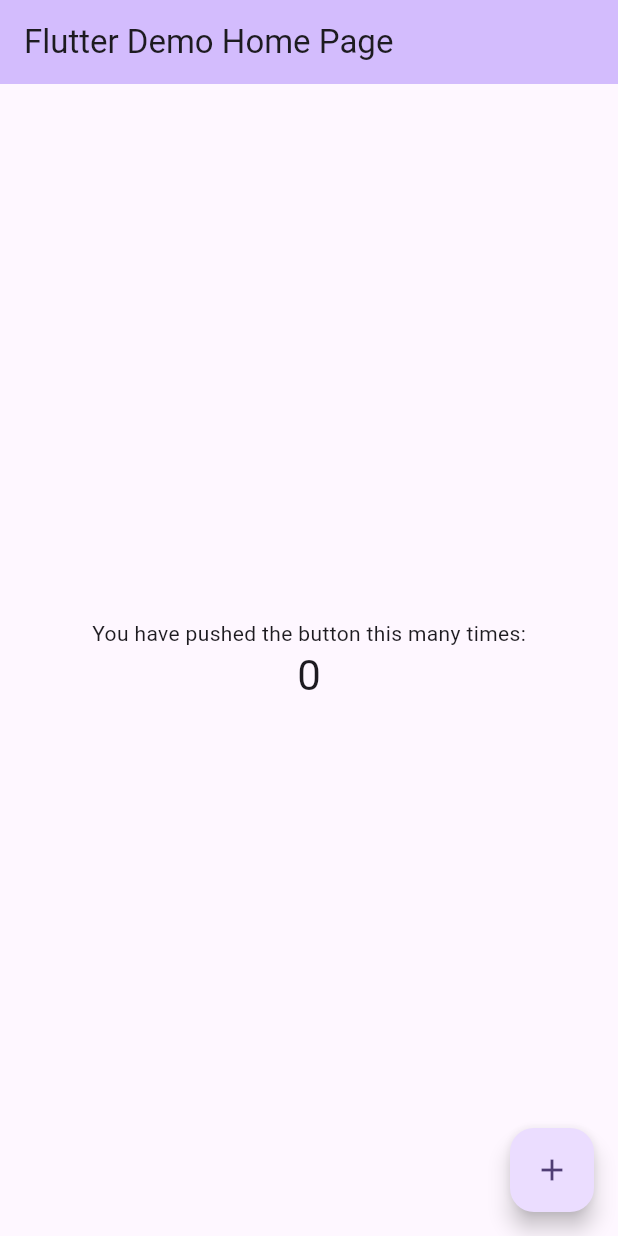
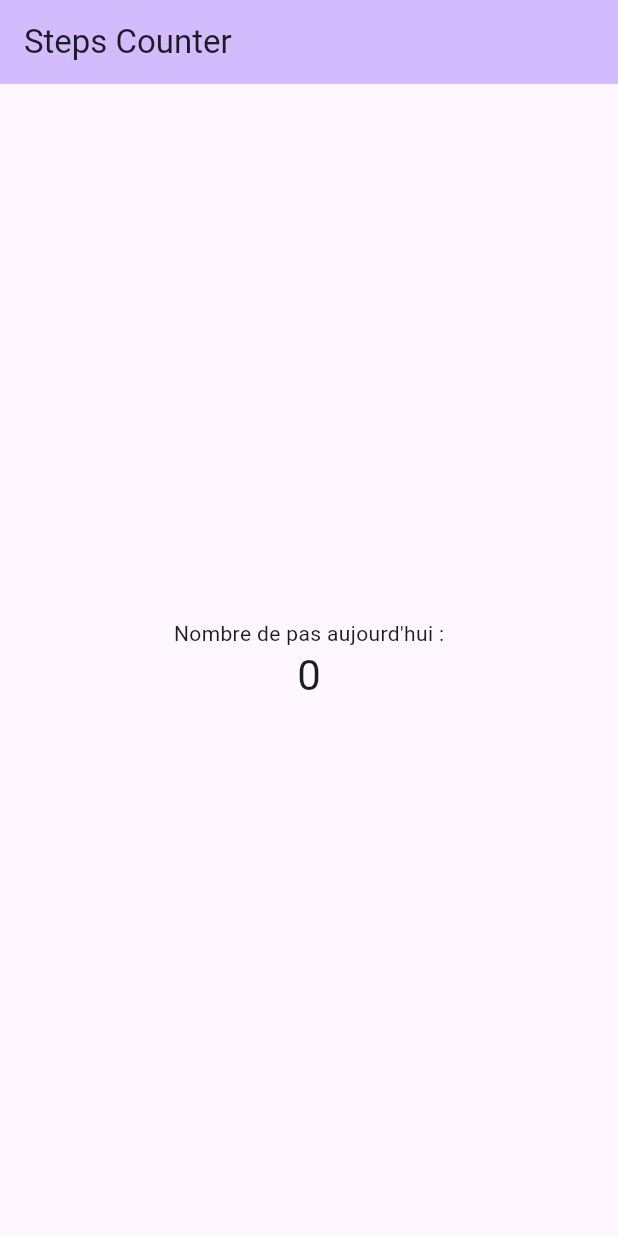
Before and after one commit to ferum-pdg/mobile-app, a Flutter app: the screen it shows after launch, on a phone screen of 412 x 824 dp. Run offline on Flutter 3.47's test engine with Material 3 defaults, Android fonts, the phone set to English and light mode, and no system bars; missing offline and left inert: health.

Commit message:
get today steps working

```diff
--- a/lib/main.dart
+++ b/lib/main.dart
@@ -1,4 +1,5 @@
 import 'package:flutter/material.dart';
+import 'package:health/health.dart';
 
 void main() {
   runApp(const MyApp());
@@ -7,46 +8,20 @@ void main() {
 class MyApp extends StatelessWidget {
   const MyApp({super.key});
 
-  // This widget is the root of your application.
   @override
   Widget build(BuildContext context) {
     return MaterialApp(
-      title: 'Flutter Demo',
+      title: 'Steps Demo',
       theme: ThemeData(
-        // This is the theme of your application.
-        //
-        // TRY THIS: Try running your application with "flutter run". You'll see
-        // the application has a purple toolbar. Then, without quitting the app,
-        // try changing the seedColor in the colorScheme below to Colors.green
-        // and then invoke "hot reload" (save your changes or press the "hot
-        // reload" button in a Flutter-supported IDE, or press "r" if you used
-        // the command line to start the app).
-        //
-        // Notice that the counter didn't reset back to zero; the application
-        // state is not lost during the reload. To reset the state, use hot
-        // restart instead.
-        //
-        // This works for code too, not just values: Most code changes can be
-        // tested with just a hot reload.
         colorScheme: ColorScheme.fromSeed(seedColor: Colors.deepPurple),
       ),
-      home: const MyHomePage(title: 'Flutter Demo Home Page'),
+      home: const MyHomePage(title: 'Steps Counter'),
     );
   }
 }
 
 class MyHomePage extends StatefulWidget {
   const MyHomePage({super.key, required this.title});
-
-  // This widget is the home page of your application. It is stateful, meaning
-  // that it has a State object (defined below) that contains fields that affect
-  // how it looks.
-
-  // This class is the configuration for the state. It holds the values (in this
-  // case the title) provided by the parent (in this case the App widget) and
-  // used by the build method of the State. Fields in a Widget subclass are
-  // always marked "final".
-
   final String title;
 
   @override
@@ -54,69 +29,62 @@ class MyHomePage extends StatefulWidget {
 }
 
 class _MyHomePageState extends State<MyHomePage> {
-  int _counter = 0;
+  int _steps = 0;
+  late final Health _health;
 
-  void _incrementCounter() {
-    setState(() {
-      // This call to setState tells the Flutter framework that something has
-      // changed in this State, which causes it to rerun the build method below
-      // so that the display can reflect the updated values. If we changed
-      // _counter without calling setState(), then the build method would not be
-      // called again, and so nothing would appear to happen.
-      _counter++;
-    });
+  @override
+  void initState() {
+    super.initState();
+    _health = Health();
+    fetchSteps();
+  }
+
+  Future<void> fetchSteps() async {
+    List<HealthDataType> types = <HealthDataType>[HealthDataType.STEPS];
+
+    DateTime now = DateTime.now();
+    DateTime midnight = DateTime(now.year, now.month, now.day);
+
+    // Demande d'autorisation (plus besoin du Map)
+    final authorized = await _health.requestAuthorization(types);
+
+    if (authorized) {
+      final result = await _health.getHealthDataFromTypes(
+        types: types,
+        startTime: midnight,
+        endTime: now,
+      );
+
+      int totalSteps = 0;
+      for (var point in result) {
+        if (point.value is NumericHealthValue) {
+          totalSteps +=
+              (point.value as NumericHealthValue).numericValue?.toInt() ?? 0;
+        }
+      }
+
+      setState(() {
+        _steps = totalSteps;
+      });
+    }
   }
 
   @override
   Widget build(BuildContext context) {
-    // This method is rerun every time setState is called, for instance as done
-    // by the _incrementCounter method above.
-    //
-    // The Flutter framework has been optimized to make rerunning build methods
-    // fast, so that you can just rebuild anything that needs updating rather
-    // than having to individually change instances of widgets.
     return Scaffold(
       appBar: AppBar(
-        // TRY THIS: Try changing the color here to a specific color (to
-        // Colors.amber, perhaps?) and trigger a hot reload to see the AppBar
-        // change color while the other colors stay the same.
         backgroundColor: Theme.of(context).colorScheme.inversePrimary,
-        // Here we take the value from the MyHomePage object that was created by
-        // the App.build method, and use it to set our appbar title.
         title: Text(widget.title),
       ),
       body: Center(
-        // Center is a layout widget. It takes a single child and positions it
-        // in the middle of the parent.
         child: Column(
-          // Column is also a layout widget. It takes a list of children and
-          // arranges them vertically. By default, it sizes itself to fit its
-          // children horizontally, and tries to be as tall as its parent.
-          //
-          // Column has various properties to control how it sizes itself and
-          // how it positions its children. Here we use mainAxisAlignment to
-          // center the children vertically; the main axis here is the vertical
-          // axis because Columns are vertical (the cross axis would be
-          // horizontal).
-          //
-          // TRY THIS: Invoke "debug painting" (choose the "Toggle Debug Paint"
-          // action in the IDE, or press "p" in the console), to see the
-          // wireframe for each widget.
           mainAxisAlignment: MainAxisAlignment.center,
           children: <Widget>[
-            const Text('You have pushed the button this many times:'),
-            Text(
-              '$_counter',
-              style: Theme.of(context).textTheme.headlineMedium,
-            ),
+            const Text("Nombre de pas aujourd'hui :"),
+            Text('$_steps', style: Theme.of(context).textTheme.headlineMedium),
           ],
         ),
       ),
-      floatingActionButton: FloatingActionButton(
-        onPressed: _incrementCounter,
-        tooltip: 'Increment',
-        child: const Icon(Icons.add),
-      ), // This trailing comma makes auto-formatting nicer for build methods.
     );
   }
 }
--- a/pubspec.yaml
+++ b/pubspec.yaml
@@ -34,6 +34,9 @@ dependencies:
   # The following adds the Cupertino Icons font to your application.
   # Use with the CupertinoIcons class for iOS style icons.
   cupertino_icons: ^1.0.8
+
+  # Add apple heath plugin
+  health: ^13.1.1
 
 dev_dependencies:
   flutter_test:
```
Also changed, not shown: pubspec.lock, 12 other files.
